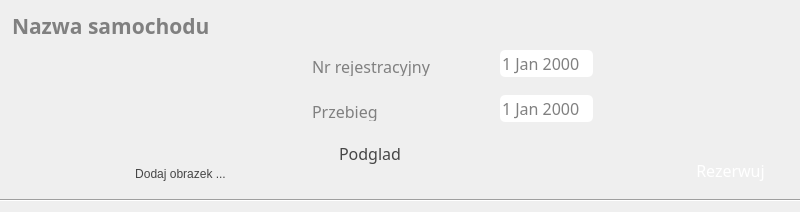
Above: carblock.ui from RStravinsky/CarReservation before the change. Below: the same form after it.
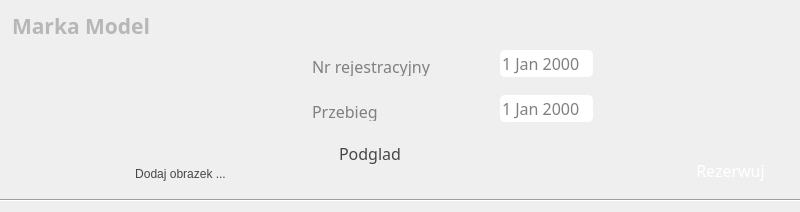
That is the form after the change. Icons and pictures are not drawn.

What changed in the file:
```diff
--- a/carblock.ui
+++ b/carblock.ui
@@ -473,11 +473,14 @@
 background-color:transparent</string>
    </property>
    <property name="text">
-    <string>Nazwa samochodu</string>
+    <string/>
    </property>
    <property name="readOnly">
     <bool>true</bool>
    </property>
+   <property name="placeholderText">
+    <string>Marka Model</string>
+   </property>
   </widget>
   <widget class="QPushButton" name="btnAddImage">
    <property name="geometry">
```
